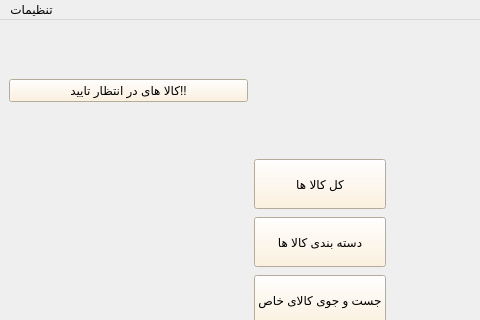
Alireza8hi/Project-DigiKala, file ReviewAdminWindow.ui: the form before one commit; both pictures show x 0 to 480 and y 0 to 320 of the 640 by 480 pixel window.
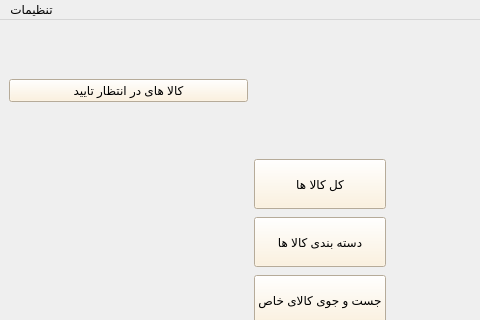
The form after the commit. Icons and pictures are not drawn.

What changed in the file:
```diff
--- a/ReviewAdminWindow.ui
+++ b/ReviewAdminWindow.ui
@@ -198,7 +198,7 @@
 background-color: rgb(255, 240, 214);</string>
       </property>
       <property name="text">
-       <string>کالا های در انتظار تایید!!</string>
+       <string>کالا های در انتظار تایید</string>
       </property>
       <property name="icon">
        <iconset resource="icons.qrc">
```
Left out of the diff: 16 changed lines with no effect on the pictures.
